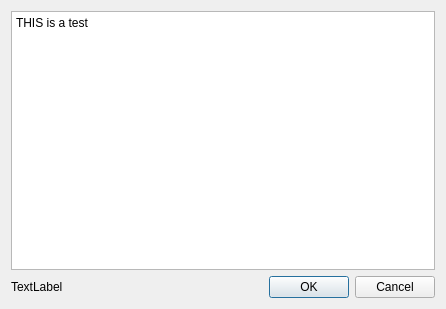
Qt form scripteditdialog.ui (nametable/ScoringEngine) before a commit.
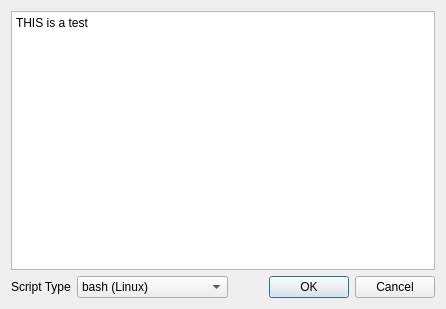
The same form after that commit.

Commit message: Update readme and script edit dialog

```diff
--- a/scripteditdialog.ui
+++ b/scripteditdialog.ui
@@ -28,10 +28,35 @@
        <item>
         <widget class="QLabel" name="label">
          <property name="text">
-          <string>TextLabel</string>
+          <string>Script Type</string>
          </property>
         </widget>
        </item>
+       <item>
+        <widget class="QComboBox" name="comboBox">
+         <property name="minimumSize">
+          <size>
+           <width>125</width>
+           <height>0</height>
+          </size>
+         </property>
+         <item>
+          <property name="text">
+           <string>bash (Linux)</string>
+          </property>
+         </item>
+         <item>
+          <property name="text">
+           <string>batch (Windows)</string>
+          </property>
+         </item>
+         <item>
+          <property name="text">
+           <string>powershell (Windows)</string>
+          </property>
+         </item>
+        </widget>
+       </item>
        <item>
         <widget class="QDialogButtonBox" name="buttonBox">
          <property name="orientation">
```
The commit also changes 3 other files.
